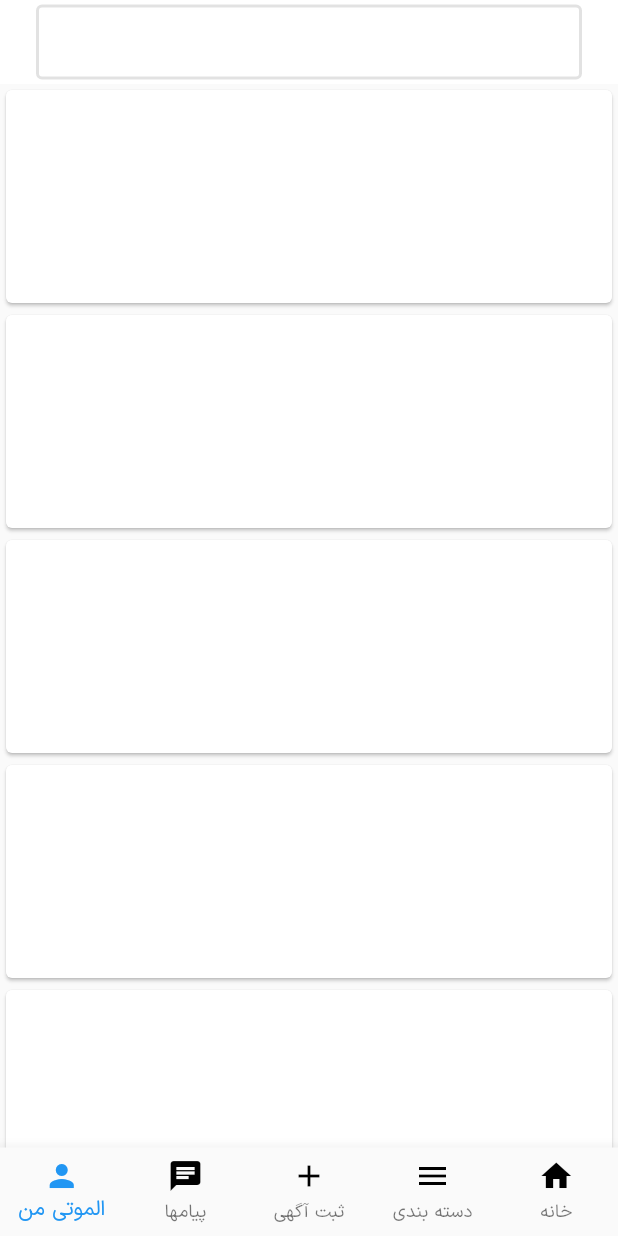
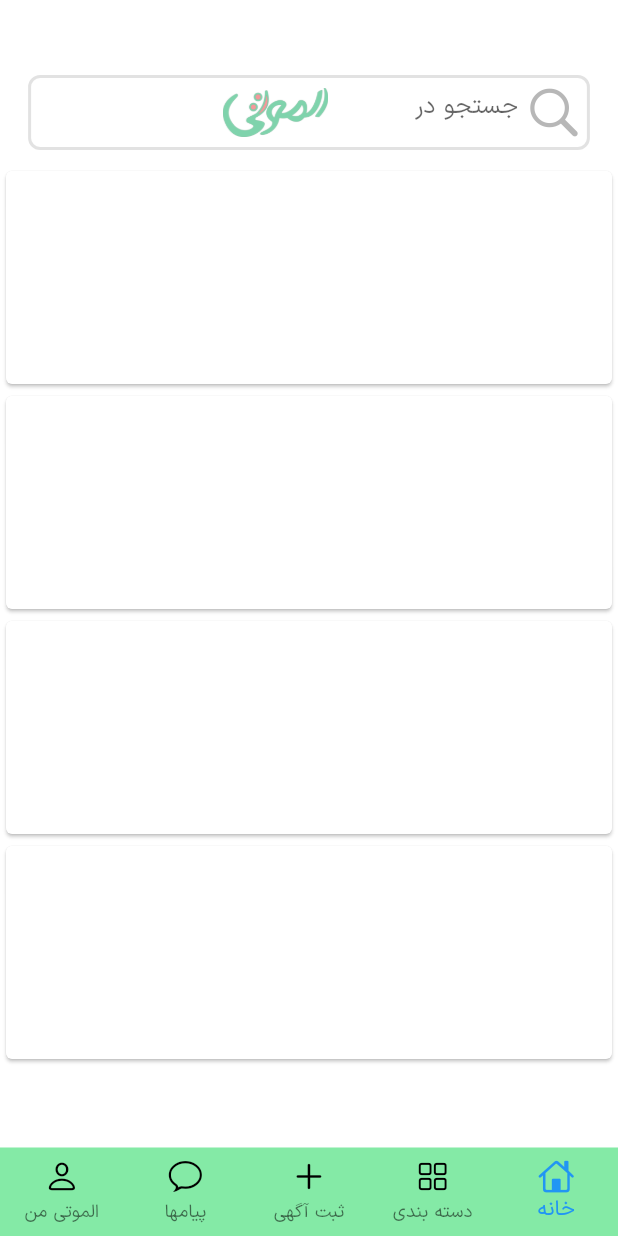
Before and after one commit to abolfazlrezaeiv/alamutiMobile, a Flutter app: the screen it shows after launch, on a phone screen of 412 x 824 dp. Run offline on Flutter 3.47's test engine with Material 2 defaults, Android fonts, the phone set to English and light mode, and no system bars.

Commit message:
some changes in the ui and refactoring
searchbar
bottom navigation bar

```diff
--- a/lib/main.dart
+++ b/lib/main.dart
@@ -1,5 +1,7 @@
+import 'package:alamuti/Advertisement.dart';
+import 'package:alamuti/statics.dart';
+import 'package:flutter/cupertino.dart';
 import 'package:flutter/material.dart';
-import 'package:flutter_svg/svg.dart';
 
 void main() {
   runApp(Application());
@@ -12,6 +14,7 @@ class Application extends StatelessWidget {
       theme: ThemeData(
         fontFamily: 'IRANSansX',
         bottomNavigationBarTheme: BottomNavigationBarThemeData(
+          backgroundColor: Color.fromRGBO(8, 212, 76, 0.5),
           unselectedIconTheme: IconThemeData(color: Colors.black),
         ),
       ),
@@ -20,21 +23,73 @@ class Application extends StatelessWidget {
   }
 }
 
-class HomePage extends StatelessWidget {
+class HomePage extends StatefulWidget {
+  @override
+  State<HomePage> createState() => _HomePageState();
+}
+
+class _HomePageState extends State<HomePage> {
+  int selectedTap = 4;
+  bool isTyping = false;
   @override
   Widget build(BuildContext context) {
     return Scaffold(
-      appBar: AppBar(
+      backgroundColor: Colors.white,
+      bottomNavigationBar: BottomNavigationBar(
         elevation: 0,
-        backgroundColor: Colors.white,
-        title: Padding(
-          padding: const EdgeInsets.all(8.0),
-          child: SizedBox(
-            height: 50.0,
-            width: 400.0,
+        type: BottomNavigationBarType.fixed,
+        currentIndex: selectedTap,
+        onTap: (value) {
+          setState(() {
+            selectedTap = value;
+          });
+        },
+        items: bottomTapItems,
+      ),
+      body: Padding(
+        padding: const EdgeInsets.only(top: 50.0),
+        child: Column(
+          children: [
+            Padding(
+              padding: const EdgeInsets.only(bottom: 10.0),
+              child: Container(
+                height: 50,
+                width: MediaQuery.of(context).size.width / 1.1,
                 child: TextField(
+                  onTap: () {
+                    setState(() {
+                      isTyping = true;
+                    });
+                  },
+                  textAlign: TextAlign.right,
                   decoration: InputDecoration(
+                    hintText: 'جستجو در ',
+                    prefixIcon: !isTyping
+                        ? Padding(
+                            padding: const EdgeInsets.only(left: 130.0),
+                            child: Opacity(
+                              opacity: 0.5,
+                              child: Image.asset(
+                                'assets/logo/logo.png',
+                                width: 70,
+                              ),
+                            ),
+                          )
+                        : Text(''),
+                    focusedBorder: const OutlineInputBorder(
+                      borderRadius: BorderRadius.all(Radius.circular(8)),
+                      borderSide: BorderSide(
+                        color: Color.fromRGBO(112, 112, 112, 0.2),
+                        width: 2.0,
+                      ),
+                    ),
+                    suffixIcon: Icon(
+                      CupertinoIcons.search,
+                      size: 40,
+                      color: Color.fromRGBO(112, 112, 112, 0.5),
+                    ),
                     enabledBorder: const OutlineInputBorder(
+                      borderRadius: BorderRadius.all(Radius.circular(8)),
                       borderSide: BorderSide(
                         color: Color.fromRGBO(112, 112, 112, 0.2),
                         width: 2.0,
@@ -44,22 +99,18 @@ class HomePage extends StatelessWidget {
                 ),
               ),
             ),
+            Expanded(
+              child: Container(
+                child: ListView.builder(
+                  itemCount: ads.length,
+                  itemBuilder: (BuildContext context, int index) {
+                    return Container(
+                        height: 150.0, width: 100.0, child: Card());
+                  },
                 ),
-      bottomNavigationBar: BottomNavigationBar(
-        type: BottomNavigationBarType.fixed,
-        items: const <BottomNavigationBarItem>[
-          BottomNavigationBarItem(icon: Icon(Icons.person), label: "الموتی من"),
-          BottomNavigationBarItem(icon: Icon(Icons.chat), label: "پیامها"),
-          BottomNavigationBarItem(icon: Icon(Icons.add), label: "ثبت آگهی"),
-          BottomNavigationBarItem(icon: Icon(Icons.menu), label: "دسته بندی"),
-          BottomNavigationBarItem(icon: Icon(Icons.home), label: "خانه"),
+              ),
+            ),
           ],
-      ),
-      body: Container(
-        child: ListView.builder(
-          itemBuilder: (BuildContext context, int index) {
-            return SizedBox(width: 100, height: 150, child: Card());
-          },
         ),
       ),
     );
--- /dev/null
+++ b/lib/statics.dart
@@ -0,0 +1,30 @@
+import 'package:flutter/cupertino.dart';
+import 'package:flutter/material.dart';
+
+const bottomTapItems = const <BottomNavigationBarItem>[
+  BottomNavigationBarItem(
+      icon: Icon(
+        CupertinoIcons.person,
+      ),
+      label: "الموتی من"),
+  BottomNavigationBarItem(
+      icon: Icon(
+        CupertinoIcons.chat_bubble,
+      ),
+      label: "پیامها"),
+  BottomNavigationBarItem(
+      icon: Icon(
+        CupertinoIcons.add,
+      ),
+      label: "ثبت آگهی"),
+  BottomNavigationBarItem(
+      icon: Icon(
+        CupertinoIcons.square_grid_2x2,
+      ),
+      label: "دسته بندی"),
+  BottomNavigationBarItem(
+      icon: Icon(
+        CupertinoIcons.home,
+      ),
+      label: "خانه"),
+];
```
Lines whose indentation alone changed are shown as unchanged.
